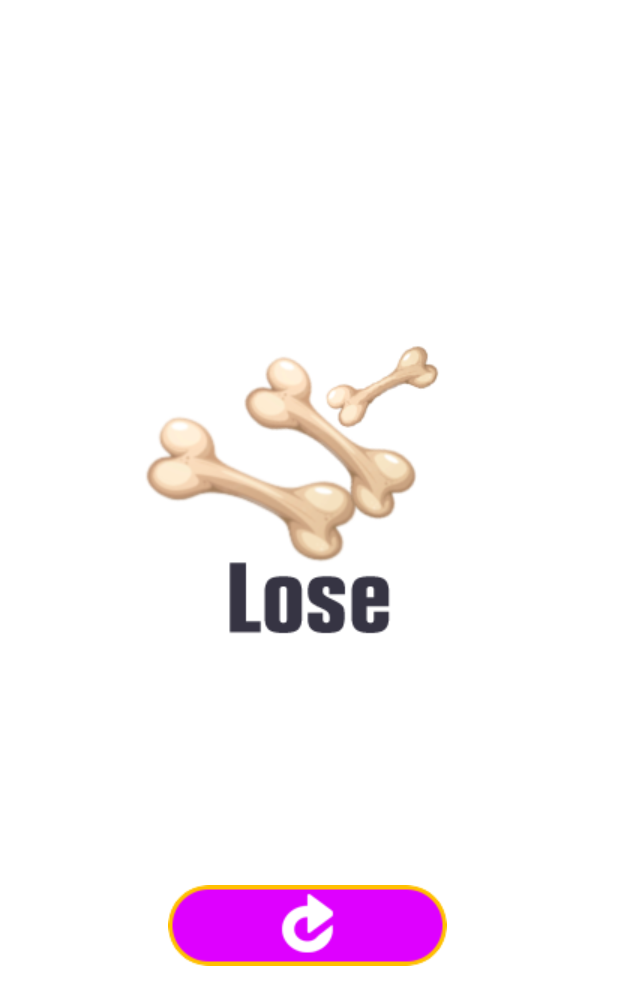
After one commit to MisterEdinson/JK_0141_slots, an Android app: the GameOverFragment screen opened through its navigation route, on a phone screen of 412 x 824 dp. The commit adds this screen. Shown: the top 1005 px of the screen. Run offline under Robolectric (Android 15) with nearby library versions, the phone set to English and light mode, and no system bars.

Commit message:
add game over

```diff
--- a/app/build.gradle
+++ b/app/build.gradle
@@ -82,5 +82,4 @@ dependencies {
     kapt "com.github.bumptech.glide:compiler:$glideVersion"
 
     implementation 'com.google.android.material:material:1.8.0'
-
 }
--- /dev/null
+++ b/app/src/main/java/com/example/jk_0141_slots/ui/gameover/GameOverFragment.kt
@@ -0,0 +1,28 @@
+package com.example.jk_0141_slots.ui.gameover
+
+import android.os.Bundle
+import androidx.fragment.app.Fragment
+import android.view.LayoutInflater
+import android.view.View
+import android.view.ViewGroup
+import androidx.navigation.fragment.findNavController
+import com.example.jk_0141_slots.R
+import kotlinx.android.synthetic.main.fragment_game_over.*
+
+
+class GameOverFragment : Fragment() {
+
+    override fun onCreateView(
+        inflater: LayoutInflater, container: ViewGroup?,
+        savedInstanceState: Bundle?
+    ): View? {
+        return inflater.inflate(R.layout.fragment_game_over, container, false)
+    }
+
+    override fun onViewCreated(view: View, savedInstanceState: Bundle?) {
+        super.onViewCreated(view, savedInstanceState)
+        btnGameOver.setOnClickListener {
+            findNavController().navigate(R.id.action_gameOverFragment_to_playFragment)
+        }
+    }
+}
--- a/app/src/main/java/com/example/jk_0141_slots/ui/play/PlayFragment.kt
+++ b/app/src/main/java/com/example/jk_0141_slots/ui/play/PlayFragment.kt
@@ -5,11 +5,15 @@ import androidx.fragment.app.Fragment
 import android.view.LayoutInflater
 import android.view.View
 import android.view.ViewGroup
+import androidx.fragment.app.activityViewModels
 import androidx.navigation.fragment.findNavController
 import com.example.jk_0141_slots.R
+import com.example.jk_0141_slots.ui.home.HomeViewModel
 import kotlinx.android.synthetic.main.fragment_play.*
 
 class PlayFragment : Fragment() {
+
+    val viewModel : HomeViewModel by activityViewModels()
 
     override fun onCreateView(
         inflater: LayoutInflater, container: ViewGroup?,
@@ -22,6 +26,9 @@ class PlayFragment : Fragment() {
         super.onViewCreated(view, savedInstanceState)
 
         imFrPlayBtn.setOnClickListener{
+            if(viewModel.money == 0){
+                viewModel.money = 3000
+            }
             findNavController().navigate(R.id.action_playFragment_to_homeFragment)
         }
     }
--- /dev/null
+++ b/app/src/main/res/layout/fragment_game_over.xml
@@ -0,0 +1,31 @@
+<?xml version="1.0" encoding="utf-8"?>
+<androidx.constraintlayout.widget.ConstraintLayout
+    xmlns:android="http://schemas.android.com/apk/res/android"
+    xmlns:app="http://schemas.android.com/apk/res-auto"
+    xmlns:tools="http://schemas.android.com/tools"
+    android:layout_width="match_parent"
+    android:layout_height="match_parent"
+    tools:context=".ui.gameover.GameOverFragment">
+
+
+    <ImageView
+        android:id="@+id/imageView"
+        android:layout_width="wrap_content"
+        android:layout_height="wrap_content"
+        android:src="@drawable/end"
+        app:layout_constraintBottom_toBottomOf="parent"
+        app:layout_constraintEnd_toEndOf="parent"
+        app:layout_constraintStart_toStartOf="parent"
+        app:layout_constraintTop_toTopOf="parent" />
+
+    <ImageView
+        android:id="@+id/btnGameOver"
+        android:layout_width="wrap_content"
+        android:layout_height="wrap_content"
+        android:layout_marginBottom="168dp"
+        android:src="@drawable/bott_replay"
+        app:layout_constraintBottom_toBottomOf="@+id/imageView"
+        app:layout_constraintEnd_toEndOf="parent"
+        app:layout_constraintHorizontal_bias="0.497"
+        app:layout_constraintStart_toStartOf="parent" />
+</androidx.constraintlayout.widget.ConstraintLayout>
--- a/app/src/main/res/navigation/navigate.xml
+++ b/app/src/main/res/navigation/navigate.xml
@@ -25,6 +25,9 @@
         <action
             android:id="@+id/action_homeFragment_to_bonusFragment"
             app:destination="@id/bonusFragment" />
+        <action
+            android:id="@+id/action_homeFragment_to_gameOverFragment"
+            app:destination="@id/gameOverFragment" />
     </fragment>
     <fragment
         android:id="@+id/bonusFragment"
@@ -35,4 +38,13 @@
             android:id="@+id/action_bonusFragment_to_homeFragment"
             app:destination="@id/homeFragment" />
     </fragment>
+    <fragment
+        android:id="@+id/gameOverFragment"
+        android:name="com.example.jk_0141_slots.ui.gameover.GameOverFragment"
+        android:label="fragment_game_over"
+        tools:layout="@layout/fragment_game_over" >
+        <action
+            android:id="@+id/action_gameOverFragment_to_playFragment"
+            app:destination="@id/playFragment" />
+    </fragment>
 </navigation>
```
Also changed, not shown: app/src/main/java/com/example/jk_0141_slots/ui/home/HomeFragment.kt (+54 -26 lines), app/src/main/res/drawable-v24/bott_replay.png (added), app/src/main/res/drawable-v24/end.png (added).
